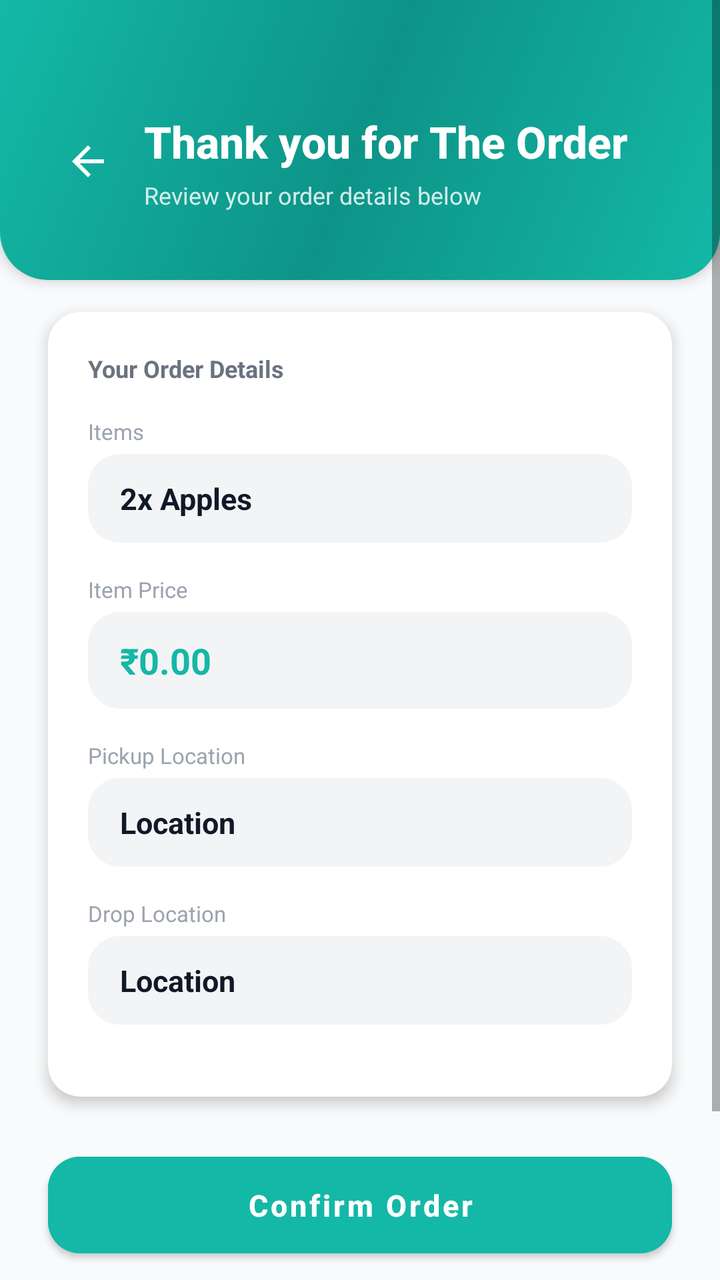
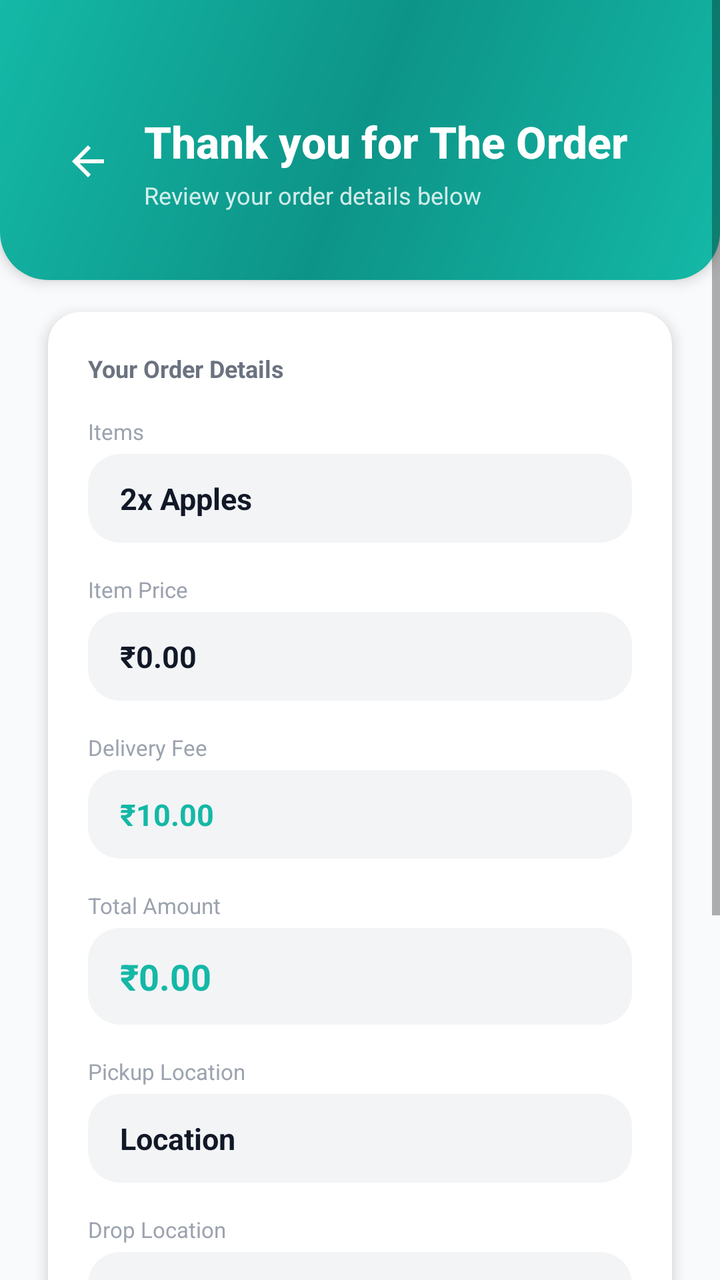

Two renders of the same Android screen: before a commit and after it. Below are the layout's source before the change and the commit's diff.
<!-- AndroidManifest.xml: application theme Theme.SmallBasket -->
<!-- res/layout/activity_order_confirmation.xml -->
<?xml version="1.0" encoding="utf-8"?>
<ScrollView xmlns:android="http://schemas.android.com/apk/res/android"
    xmlns:app="http://schemas.android.com/apk/res-auto"
    xmlns:tools="http://schemas.android.com/tools"
    android:layout_width="match_parent"
    android:layout_height="match_parent"
    android:background="#F9FAFB"
    android:fillViewport="true"
    tools:context=".OrderConfirmationActivity">

    <androidx.constraintlayout.widget.ConstraintLayout
        android:layout_width="match_parent"
        android:layout_height="wrap_content"
        android:paddingBottom="32dp">

        
        <LinearLayout
            android:id="@+id/headerCard"
            android:layout_width="match_parent"
            android:layout_height="140dp"
            android:background="@drawable/bg_teal_gradient"
            android:elevation="4dp"
            android:orientation="vertical"
            android:paddingStart="24dp"
            android:paddingTop="48dp"
            android:paddingEnd="24dp"
            android:paddingBottom="24dp"
            app:layout_constraintTop_toTopOf="parent">

            
            <LinearLayout
                android:layout_width="match_parent"
                android:layout_height="wrap_content"
                android:layout_marginTop="8dp"
                android:gravity="center_vertical"
                android:orientation="horizontal">

                <ImageView
                    android:id="@+id/btnBack"
                    android:layout_width="40dp"
                    android:layout_height="40dp"
                    android:background="?attr/selectableItemBackgroundBorderless"
                    android:clickable="true"
                    android:contentDescription="Back"
                    android:focusable="true"
                    android:padding="8dp"
                    android:src="@drawable/ic_arrow_back"
                    app:tint="#FFFFFF" />

                <LinearLayout
                    android:layout_width="0dp"
                    android:layout_height="wrap_content"
                    android:layout_marginStart="8dp"
                    android:layout_weight="1"
                    android:orientation="vertical">

                    <TextView
                        android:id="@+id/tvThankYou"
                        android:layout_width="wrap_content"
                        android:layout_height="wrap_content"
                        android:layout_marginBottom="4dp"
                        android:fontFamily="sans-serif-medium"
                        android:text="Thank you for The Order"
                        android:textColor="#FFFFFF"
                        android:textSize="22sp"
                        android:textStyle="bold" />

                    <TextView
                        android:layout_width="match_parent"
                        android:layout_height="wrap_content"
                        android:alpha="0.9"
                        android:text="Review your order details below"
                        android:textColor="#E6FFFFFF"
                        android:textSize="12sp" />
                </LinearLayout>
            </LinearLayout>
        </LinearLayout>

        
        <com.google.android.material.card.MaterialCardView
            android:id="@+id/cardOrderItems"
            android:layout_width="0dp"
            android:layout_height="wrap_content"
            android:layout_marginHorizontal="24dp"
            android:layout_marginTop="16dp"
            app:cardBackgroundColor="#FFFFFF"
            app:cardCornerRadius="16dp"
            app:cardElevation="4dp"
            app:layout_constraintEnd_toEndOf="parent"
            app:layout_constraintStart_toStartOf="parent"
            app:layout_constraintTop_toBottomOf="@id/headerCard">

            <LinearLayout
                android:layout_width="match_parent"
                android:layout_height="wrap_content"
                android:orientation="vertical"
                android:padding="20dp">

                <TextView
                    android:layout_width="wrap_content"
                    android:layout_height="wrap_content"
                    android:layout_marginBottom="16dp"
                    android:text="Your Order Details"
                    android:textColor="#6B7280"
                    android:textSize="12sp"
                    android:textStyle="bold" />

                
                <TextView
                    android:layout_width="wrap_content"
                    android:layout_height="wrap_content"
                    android:text="Items"
                    android:textColor="#9CA3AF"
                    android:textSize="11sp"
                    android:layout_marginBottom="4dp"/>

                <LinearLayout
                    android:layout_width="match_parent"
                    android:layout_height="wrap_content"
                    android:background="@drawable/info_field_bg"
                    android:paddingHorizontal="16dp"
                    android:paddingVertical="12dp"
                    android:layout_marginBottom="16dp">

                    <TextView
                        android:id="@+id/tvSampleItem"
                        android:layout_width="match_parent"
                        android:layout_height="wrap_content"
                        android:text="2x Apples"
                        android:textColor="#111827"
                        android:textSize="15sp"
                        android:textStyle="bold"/>
                </LinearLayout>

                
                <TextView
                    android:layout_width="wrap_content"
                    android:layout_height="wrap_content"
                    android:text="Item Price"
                    android:textColor="#9CA3AF"
                    android:textSize="11sp"
                    android:layout_marginBottom="4dp"/>

                <LinearLayout
                    android:layout_width="match_parent"
                    android:layout_height="wrap_content"
                    android:background="@drawable/info_field_bg"
                    android:paddingHorizontal="16dp"
                    android:paddingVertical="12dp"
                    android:layout_marginBottom="16dp">

                    <TextView
                        android:id="@+id/tvItemPrice"
                        android:layout_width="match_parent"
                        android:layout_height="wrap_content"
                        android:text="₹0.00"
                        android:textColor="#14B8A6"
                        android:textSize="18sp"
                        android:textStyle="bold"/>
                </LinearLayout>

                
                <TextView
                    android:layout_width="wrap_content"
                    android:layout_height="wrap_content"
                    android:text="Pickup Location"
                    android:textColor="#9CA3AF"
                    android:textSize="11sp"
                    android:layout_marginBottom="4dp"/>

                <LinearLayout
                    android:layout_width="match_parent"
                    android:layout_height="wrap_content"
                    android:background="@drawable/info_field_bg"
                    android:paddingHorizontal="16dp"
                    android:paddingVertical="12dp"
                    android:layout_marginBottom="16dp">

                    <TextView
                        android:id="@+id/tvOrderPickup"
                        android:layout_width="match_parent"
                        android:layout_height="wrap_content"
                        android:text="Location"
                        android:textColor="#111827"
                        android:textSize="15sp"
                        android:textStyle="bold"/>
                </LinearLayout>

                
                <TextView
                    android:layout_width="wrap_content"
                    android:layout_height="wrap_content"
                    android:text="Drop Location"
                    android:textColor="#9CA3AF"
                    android:textSize="11sp"
                    android:layout_marginBottom="4dp"/>

                <LinearLayout
                    android:layout_width="match_parent"
                    android:layout_height="wrap_content"
                    android:background="@drawable/info_field_bg"
                    android:paddingHorizontal="16dp"
                    android:paddingVertical="12dp"
                    android:layout_marginBottom="16dp">

                    <TextView
                        android:id="@+id/tvOrderDrop"
                        android:layout_width="match_parent"
                        android:layout_height="wrap_content"
                        android:text="Location"
                        android:textColor="#111827"
                        android:textSize="15sp"
                        android:textStyle="bold"/>
                </LinearLayout>

                
                <TextView
                    android:id="@+id/labelPriority"
                    android:layout_width="wrap_content"
                    android:layout_height="wrap_content"
                    android:text="Priority"
                    android:textColor="#9CA3AF"
                    android:textSize="11sp"
                    android:layout_marginBottom="4dp"
                    android:visibility="gone"/>

                <LinearLayout
                    android:id="@+id/layoutPriority"
                    android:layout_width="match_parent"
                    android:layout_height="wrap_content"
                    android:background="@drawable/dasa_field_bg"
                    android:paddingHorizontal="16dp"
                    android:paddingVertical="12dp"
                    android:layout_marginBottom="16dp"
                    android:visibility="gone">

                    <TextView
                        android:id="@+id/tvPriority"
                        android:layout_width="match_parent"
                        android:layout_height="wrap_content"
                        android:text="⚡ High Priority"
                        android:textColor="#EF4444"
                        android:textSize="15sp"
                        android:textStyle="bold"/>
                </LinearLayout>

                
                <TextView
                    android:id="@+id/labelNotes"
                    android:layout_width="wrap_content"
                    android:layout_height="wrap_content"
                    android:text="Notes"
                    android:textColor="#9CA3AF"
                    android:textSize="11sp"
                    android:layout_marginBottom="4dp"
                    android:visibility="gone"/>

                <LinearLayout
                    android:id="@+id/layoutNotes"
                    android:layout_width="match_parent"
                    android:layout_height="wrap_content"
                    android:background="@drawable/info_field_bg"
                    android:paddingHorizontal="16dp"
                    android:paddingVertical="12dp"
                    android:visibility="gone">

                    <TextView
                        android:id="@+id/tvNotes"
                        android:layout_width="match_parent"
                        android:layout_height="wrap_content"
                        android:text="Sample notes"
                        android:textColor="#111827"
                        android:textSize="15sp"
                        android:textStyle="bold"/>
                </LinearLayout>
            </LinearLayout>
        </com.google.android.material.card.MaterialCardView>

        
        <com.google.android.material.button.MaterialButton
            android:id="@+id/btnConfirmOrder"
            android:layout_width="0dp"
            android:layout_height="wrap_content"
            android:layout_marginHorizontal="24dp"
            android:layout_marginTop="24dp"
            android:backgroundTint="#14B8A6"
            android:paddingVertical="14dp"
            android:text="Confirm Order"
            android:textAllCaps="false"
            android:textColor="#FFFFFF"
            android:textSize="15sp"
            android:textStyle="bold"
            app:cornerRadius="16dp"
            app:layout_constraintEnd_toEndOf="parent"
            app:layout_constraintStart_toStartOf="parent"
            app:layout_constraintTop_toBottomOf="@id/cardOrderItems" />

        
        <com.google.android.material.button.MaterialButton
            android:id="@+id/btnBackToEdit"
            android:layout_width="0dp"
            android:layout_height="wrap_content"
            android:layout_marginHorizontal="24dp"
            android:layout_marginTop="12dp"
            android:backgroundTint="#FFFFFF"
            android:paddingVertical="14dp"
            android:text="Back to Edit"
            android:textAllCaps="false"
            android:textColor="#14B8A6"
            android:textSize="15sp"
            android:textStyle="bold"
            app:cornerRadius="16dp"
            app:strokeColor="#14B8A6"
            app:strokeWidth="2dp"
            app:layout_constraintEnd_toEndOf="parent"
            app:layout_constraintStart_toStartOf="parent"
            app:layout_constraintTop_toBottomOf="@id/btnConfirmOrder" />

    </androidx.constraintlayout.widget.ConstraintLayout>
</ScrollView>
<!-- resources referenced by this layout -->
<resources>
  <!-- drawable bg_teal_gradient (drawable) -->
  <?xml version="1.0" encoding="utf-8"?>
  <shape xmlns:android="http://schemas.android.com/apk/res/android">
      <gradient
          android:angle="135"
          android:startColor="#14B8A6"
          android:centerColor="#0D9488"
          android:endColor="#14B8A6"
          android:type="linear" />
      <corners
          android:bottomLeftRadius="24dp"
          android:bottomRightRadius="24dp" />
  </shape>
  <!-- drawable dasa_field_bg (drawable) -->
  <shape xmlns:android="http://schemas.android.com/apk/res/android">
      <solid android:color="#FEE2E2"/>
      <corners android:radius="16dp"/>
  </shape>
  <!-- drawable ic_arrow_back (drawable) -->
  <vector xmlns:android="http://schemas.android.com/apk/res/android"
      android:width="24dp"
      android:height="24dp"
      android:viewportWidth="24"
      android:viewportHeight="24">
      <path
          android:fillColor="#FFFFFF"
          android:pathData="M20,11H7.83l5.59,-5.59L12,4l-8,8 8,8 1.41,-1.41L7.83,13H20v-2z"/>
  </vector>
  <!-- drawable info_field_bg (drawable) -->
  <shape xmlns:android="http://schemas.android.com/apk/res/android">
      <solid android:color="#F3F4F6"/>
      <corners android:radius="16dp"/>
  </shape>
  <style name="Theme.SmallBasket" parent="Theme.MaterialComponents.DayNight.NoActionBar">
          
          <item name="colorPrimary">@color/teal_500</item>
          <item name="colorPrimaryVariant">@color/teal_600</item>
          <item name="colorOnPrimary">@color/white</item>
  
          
          <item name="colorSecondary">@color/amber_500</item>
          <item name="colorSecondaryVariant">@color/amber_600</item>
          <item name="colorOnSecondary">@color/white</item>
  
          
          <item name="android:colorBackground">@color/bg_light</item>
          <item name="colorSurface">@color/card_bg_light</item>
          <item name="colorOnBackground">@color/text_primary</item>
          <item name="colorOnSurface">@color/text_primary</item>
  
          
          <item name="android:statusBarColor">@color/white</item>
          <item name="android:windowLightStatusBar">true</item>
  
          
          <item name="android:navigationBarColor">@color/white</item>
          <item name="android:windowLightNavigationBar">true</item>
      </style>
  <color name="teal_500">#14B8A6</color>
  <color name="teal_600">#0D9488</color>
  <color name="white">#FFFFFFFF</color>
  <color name="amber_500">#F59E0B</color>
  <color name="amber_600">#D97706</color>
  <color name="bg_light">#F9FAFB</color>
  <color name="card_bg_light">#FFFFFF</color>
  <color name="text_primary">#111827</color>
</resources>

<!-- the commit's change to res/layout/activity_order_confirmation.xml (unified diff, before → after) -->
@@ -151,6 +151,60 @@
 
                     <TextView
                         android:id="@+id/tvItemPrice"
+                        android:layout_width="match_parent"
+                        android:layout_height="wrap_content"
+                        android:text="₹0.00"
+                        android:textColor="#111827"
+                        android:textSize="15sp"
+                        android:textStyle="bold"/>
+                </LinearLayout>
+
+                
+                <TextView
+                    android:layout_width="wrap_content"
+                    android:layout_height="wrap_content"
+                    android:text="Delivery Fee"
+                    android:textColor="#9CA3AF"
+                    android:textSize="11sp"
+                    android:layout_marginBottom="4dp"/>
+
+                <LinearLayout
+                    android:layout_width="match_parent"
+                    android:layout_height="wrap_content"
+                    android:background="@drawable/info_field_bg"
+                    android:paddingHorizontal="16dp"
+                    android:paddingVertical="12dp"
+                    android:layout_marginBottom="16dp">
+
+                    <TextView
+                        android:id="@+id/tvDeliveryFee"
+                        android:layout_width="match_parent"
+                        android:layout_height="wrap_content"
+                        android:text="₹10.00"
+                        android:textColor="#14B8A6"
+                        android:textSize="15sp"
+                        android:textStyle="bold"/>
+                </LinearLayout>
+
+                
+                <TextView
+                    android:layout_width="wrap_content"
+                    android:layout_height="wrap_content"
+                    android:text="Total Amount"
+                    android:textColor="#9CA3AF"
+                    android:textSize="11sp"
+                    android:layout_marginBottom="4dp"/>
+
+                <LinearLayout
+                    android:layout_width="match_parent"
+                    android:layout_height="wrap_content"
+                    android:background="@drawable/info_field_bg"
+                    android:paddingHorizontal="16dp"
+                    android:paddingVertical="12dp"
+                    android:layout_marginBottom="16dp">
+
+                    <TextView
+                        android:id="@+id/tvTotalAmount"
                         android:layout_width="match_parent"
                         android:layout_height="wrap_content"
                         android:text="₹0.00"
